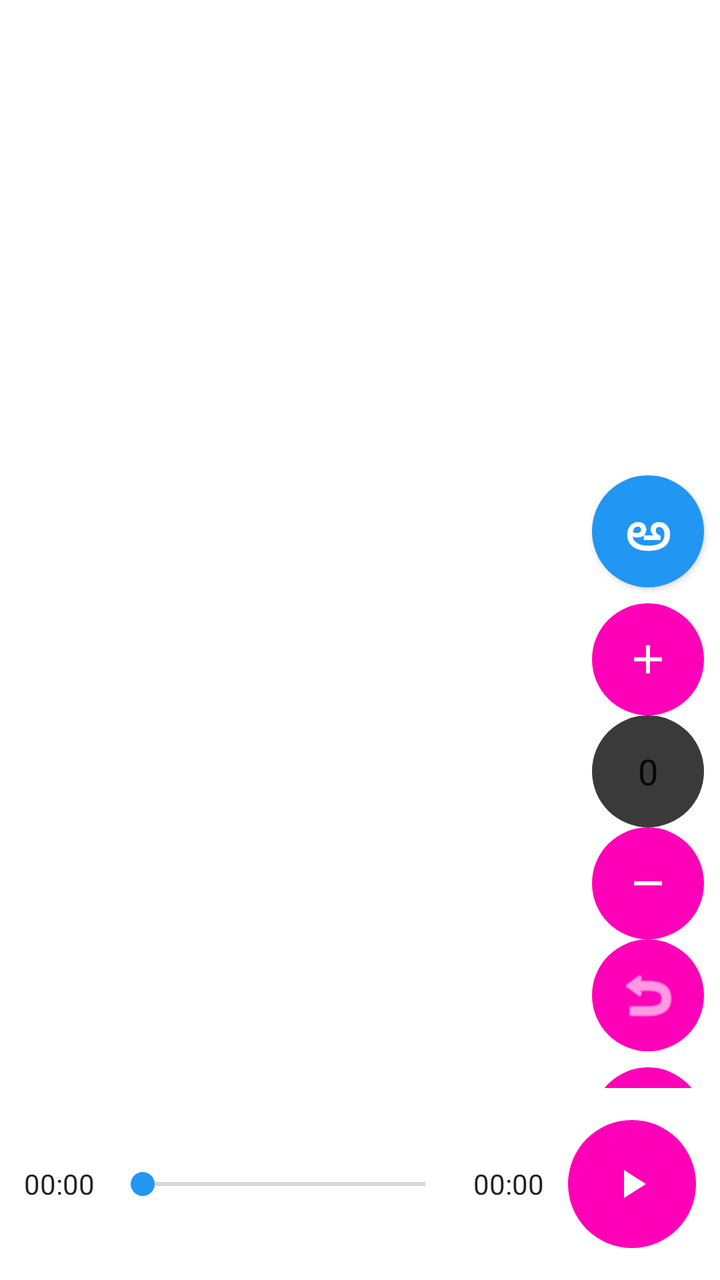
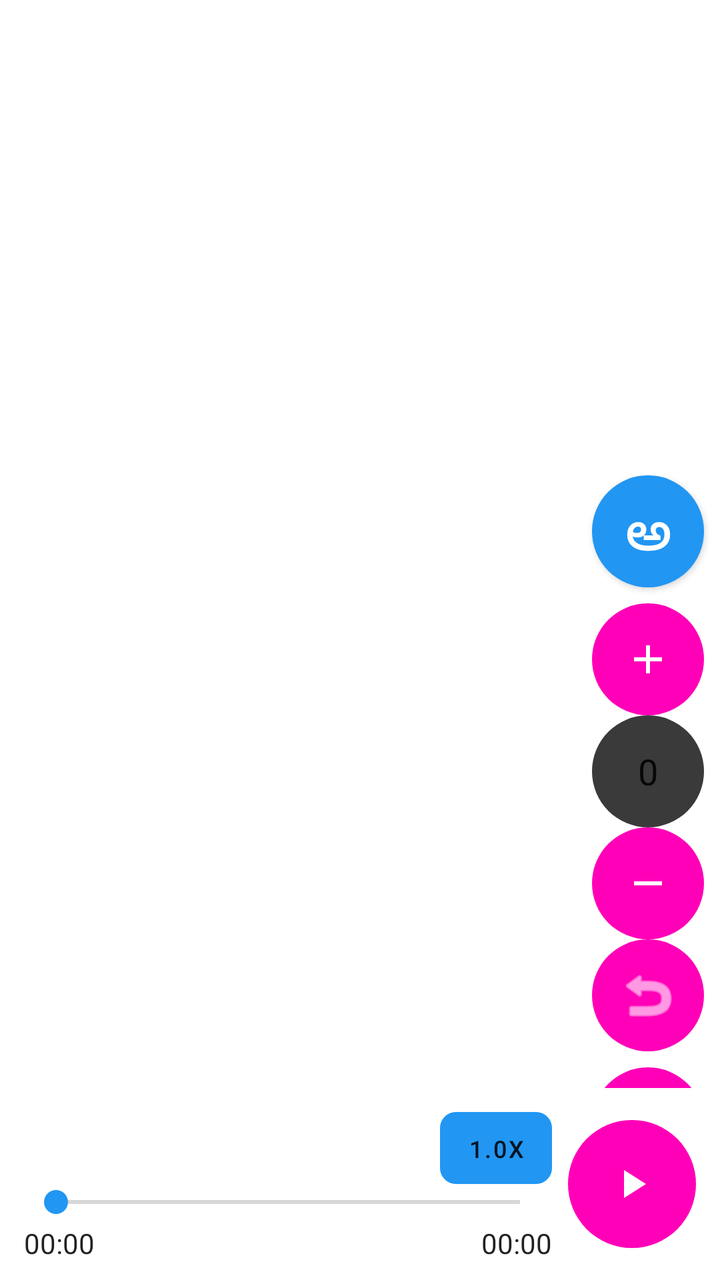

Two renders of the same Android screen: before a commit and after it. Below are the layout's source before the change and the commit's diff.
<!-- AndroidManifest.xml: application theme Theme.divneblessing_v0 -->
<!-- res/layout/fragment_song_player.xml -->
<?xml version="1.0" encoding="utf-8"?>
<FrameLayout xmlns:android="http://schemas.android.com/apk/res/android"
    xmlns:app="http://schemas.android.com/apk/res-auto"
    android:layout_width="match_parent"
    android:layout_height="match_parent"
    android:fitsSystemWindows="true">

    
    <ImageButton
        android:id="@+id/btnBack"
        android:layout_width="36dp"
        android:layout_height="36dp"
        android:layout_gravity="top|start"
        android:layout_margin="12dp"
        android:background="@drawable/bg_circle_btn"
        app:srcCompat="@drawable/ic_back_24"
        app:tint="?android:attr/textColorPrimary"
        android:visibility="gone"
        android:contentDescription="@string/back" />

    
    
    <androidx.recyclerview.widget.RecyclerView
        android:id="@+id/recycler_lyrics"
        android:layout_width="match_parent"
        android:layout_height="match_parent"
        android:clipToPadding="false"
        android:paddingStart="16dp"
        android:paddingTop="8dp"
        android:paddingEnd="72dp"
        android:paddingBottom="96dp" />

    
    <LinearLayout
        android:layout_width="72dp"
        android:layout_height="wrap_content"
        android:layout_marginBottom="-94dp"
        android:layout_gravity="center|end"
        android:gravity="center"
        android:orientation="vertical"
        android:paddingEnd="0dp">

        
        <Button
            android:id="@+id/btnLangToggle"
            android:layout_width="56dp"
            android:layout_height="56dp"
            android:background="@drawable/bg_btn_accent_round"
            android:text="అ"
            android:textColor="?attr/colorOnPrimary"
            android:textSize="28sp"
            android:padding="4dp"
            android:gravity="center"
            android:includeFontPadding="true" />

        <Space
            android:layout_width="0dp"
            android:layout_height="8dp" />

        <ImageButton
            android:id="@+id/btnPlusSmall"
            android:layout_width="56dp"
            android:layout_height="56dp"
            android:background="@drawable/bg_btn_accent_round"
            app:srcCompat="@drawable/ic_plus_24"
            app:tint="?attr/colorOnPrimary" />

        <TextView
            android:id="@+id/txtSmallCount"
            android:layout_width="56dp"
            android:layout_height="56dp"
            android:background="@drawable/bg_circle_btn"
            android:gravity="center"
            android:text="0"
            android:textColor="?android:attr/textColorPrimary"
            android:textSize="18sp" />

        <ImageButton
            android:id="@+id/btnMinusSmall"
            android:layout_width="56dp"
            android:layout_height="56dp"
            android:background="@drawable/bg_btn_accent_round"
            app:srcCompat="@drawable/ic_minus_24"
            app:tint="?attr/colorOnPrimary" />

        <ImageButton
            android:id="@+id/btnResetSmall"
            android:layout_width="56dp"
            android:layout_height="56dp"
            android:background="@drawable/bg_btn_accent_round"
            app:srcCompat="@android:drawable/ic_menu_revert"
            app:tint="?attr/colorOnPrimary" />

        <Space
            android:layout_width="0dp"
            android:layout_height="8dp" />

        <ImageButton
            android:id="@+id/btnLocate"
            android:layout_width="56dp"
            android:layout_height="56dp"
            android:background="@drawable/bg_btn_accent_round"
            app:srcCompat="@drawable/ic_locate_24"
            app:tint="?attr/colorOnPrimary" />
    </LinearLayout>

    

    
    <LinearLayout
        android:id="@+id/bottom_player_bar"
        android:layout_width="match_parent"
        android:layout_height="96dp"
        android:layout_gravity="bottom"
        android:background="?attr/colorSurface"
        android:gravity="center_vertical"
        android:orientation="horizontal"
        android:padding="12dp">

        <TextView
            android:id="@+id/txtElapsed"
            android:layout_width="wrap_content"
            android:layout_height="wrap_content"
            android:layout_marginEnd="8dp"
            android:text="00:00"
            android:textColor="?android:attr/textColorPrimary"
            android:textSize="14sp" />

        <SeekBar
            android:id="@+id/seekbar"
            android:layout_width="0dp"
            android:layout_height="wrap_content"
            android:layout_weight="1"
            android:max="100"
            android:progress="0" />

        <TextView
            android:id="@+id/txtTotal"
            android:layout_width="wrap_content"
            android:layout_height="wrap_content"
            android:layout_marginStart="8dp"
            android:text="00:00"
            android:textColor="?android:attr/textColorPrimary"
            android:textSize="14sp" />

        <Space
            android:layout_width="12dp"
            android:layout_height="0dp" />

        <ImageButton
            android:id="@+id/btnPlayPause"
            android:layout_width="64dp"
            android:layout_height="64dp"
            android:background="@drawable/bg_btn_accent_round"
            app:srcCompat="@drawable/ic_play_24"
            app:tint="?attr/colorOnPrimary" />
    </LinearLayout>

    <TextView
        android:id="@+id/txtNoLyrics"
        android:layout_width="wrap_content"
        android:layout_height="wrap_content"
        android:text="No lyrics available"
        android:textColor="?android:attr/textColorSecondary"
        android:background="@drawable/bg_card_rounded"
        android:padding="8dp"
        android:layout_gravity="center"
        android:visibility="gone"/>

    
    <TextView
        android:id="@+id/txtNoSong"
        android:layout_width="wrap_content"
        android:layout_height="wrap_content"
        android:text="There is no song"
        android:textColor="?android:attr/textColorSecondary"
        android:background="@drawable/bg_card_rounded"
        android:padding="8dp"
        android:layout_gravity="bottom|start"
        android:layout_marginStart="16dp"
        android:layout_marginBottom="96dp"
        android:visibility="gone"/>
</FrameLayout>
<!-- resources referenced by this layout -->
<resources>
  <!-- drawable bg_btn_accent_round (drawable) -->
  <shape xmlns:android="http://schemas.android.com/apk/res/android" android:shape="oval">
      <solid android:color="@color/brandAccent"/>
  </shape>
  <!-- drawable bg_card_rounded (drawable) -->
  <shape xmlns:android="http://schemas.android.com/apk/res/android" android:shape="rectangle">
      <solid android:color="#2A2A2A"/>
      <corners android:radius="16dp"/>
      <stroke android:width="1dp" android:color="#442E2E2E"/>
  </shape>
  <!-- drawable bg_circle_btn (drawable) -->
  <shape xmlns:android="http://schemas.android.com/apk/res/android" android:shape="oval">
      <solid android:color="#3A3A3A"/>
  </shape>
  <!-- drawable ic_back_24 (drawable) -->
  <?xml version="1.0" encoding="utf-8"?>
  <vector xmlns:android="http://schemas.android.com/apk/res/android"
      android:width="24dp"
      android:height="24dp"
      android:viewportWidth="24"
      android:viewportHeight="24">
      <path
          android:fillColor="#FFFFFF"
          android:pathData="M19,11H7.83l5.59-5.59L12,4l-8,8 8,8 1.41-1.41L7.83,13H19v-2z"/>
  </vector>
  <!-- drawable ic_locate_24 (drawable) -->
  <vector xmlns:android="http://schemas.android.com/apk/res/android"
      android:width="24dp" android:height="24dp"
      android:viewportWidth="24" android:viewportHeight="24">
      <path android:fillColor="@android:color/white" android:pathData="M12,8a4,4 0,1 0,0 8a4,4 0,1 0,0 -8zM12,2l-1,4a7,7 0,0 0,-5 5l-4,1l4,1a7,7 0,0 0,5 5l1,4l1,-4a7,7 0,0 0,5 -5l4,-1l-4,-1a7,7 0,0 0,-5 -5l-1,-4z"/>
  </vector>
  <!-- drawable ic_minus_24 (drawable) -->
  <vector xmlns:android="http://schemas.android.com/apk/res/android"
      android:width="24dp" android:height="24dp"
      android:viewportWidth="24" android:viewportHeight="24">
      <path android:fillColor="@android:color/white" android:pathData="M19,13H5v-2h14v2z"/>
  </vector>
  <!-- drawable ic_play_24 (drawable) -->
  <vector xmlns:android="http://schemas.android.com/apk/res/android"
      android:width="24dp" android:height="24dp"
      android:viewportWidth="24" android:viewportHeight="24">
      <path android:fillColor="@android:color/white"
          android:pathData="M8,5v14l11,-7z"/>
  </vector>
  <!-- drawable ic_plus_24 (drawable) -->
  <vector xmlns:android="http://schemas.android.com/apk/res/android"
      android:width="24dp" android:height="24dp"
      android:viewportWidth="24" android:viewportHeight="24">
      <path android:fillColor="@android:color/white" android:pathData="M19,13h-6v6h-2v-6H5v-2h6V5h2v6h6v2z"/>
  </vector>
  <string name="back">Back</string>
  <style name="Theme.divneblessing_v0" parent="Theme.MaterialComponents.DayNight.DarkActionBar">
          
          <item name="colorPrimary">@color/blue</item>
          <item name="colorPrimaryVariant">@color/blue</item>
          <item name="colorOnPrimary">@color/white</item>
          
          <item name="colorSecondary">@color/blue</item>
          <item name="colorSecondaryVariant">@color/blue</item>
          <item name="colorOnSecondary">@color/black</item>
          
          <item name="android:statusBarColor">@android:color/transparent</item>
          <item name="android:windowTranslucentStatus">true</item>
      </style>
  <color name="brandAccent">#FF00B8</color>
  <color name="blue">#2196F3</color>
  <color name="white">#FFFFFFFF</color>
  <color name="black">#FF000000</color>
</resources>

<!-- the commit's change to res/layout/fragment_song_player.xml (unified diff, before → after) -->
@@ -105,8 +105,6 @@
     </LinearLayout>
 
     
-
-    
     <LinearLayout
         android:id="@+id/bottom_player_bar"
         android:layout_width="match_parent"
@@ -117,36 +115,70 @@
         android:orientation="horizontal"
         android:padding="12dp">
 
-        <TextView
-            android:id="@+id/txtElapsed"
-            android:layout_width="wrap_content"
-            android:layout_height="wrap_content"
-            android:layout_marginEnd="8dp"
-            android:text="00:00"
-            android:textColor="?android:attr/textColorPrimary"
-            android:textSize="14sp" />
-
-        <SeekBar
-            android:id="@+id/seekbar"
+        
+        <LinearLayout
             android:layout_width="0dp"
             android:layout_height="wrap_content"
             android:layout_weight="1"
-            android:max="100"
-            android:progress="0" />
-
-        <TextView
-            android:id="@+id/txtTotal"
-            android:layout_width="wrap_content"
-            android:layout_height="wrap_content"
-            android:layout_marginStart="8dp"
-            android:text="00:00"
-            android:textColor="?android:attr/textColorPrimary"
-            android:textSize="14sp" />
+            android:orientation="vertical">
+
+            
+            <Button
+                android:layout_gravity="end"
+                android:id="@+id/btnSpeed"
+                android:layout_width="wrap_content"
+                android:layout_height="36dp"
+                android:background="@drawable/bg_speed_button"
+                android:minWidth="56dp"
+                android:paddingStart="12dp"
+                android:paddingEnd="12dp"
+                android:text="1.0x"
+                android:textColor="?android:attr/textColorPrimary"
+                android:textSize="12sp" />
+
+            <SeekBar
+                android:id="@+id/seekbar"
+                android:layout_width="match_parent"
+                android:layout_height="wrap_content"
+                android:max="100"
+                android:progress="0" />
+
+            
+            <LinearLayout
+                android:layout_width="match_parent"
+                android:layout_height="wrap_content"
+                android:orientation="horizontal"
+                android:layout_marginTop="2dp">
+
+                <TextView
+                    android:id="@+id/txtElapsed"
+                    android:layout_width="wrap_content"
+                    android:layout_height="wrap_content"
+                    android:text="00:00"
+                    android:textColor="?android:attr/textColorPrimary"
+                    android:textSize="14sp" />
+
+                <View
+                    android:layout_width="0dp"
+                    android:layout_height="0dp"
+                    android:layout_weight="1" />
+
+                <TextView
+                    android:id="@+id/txtTotal"
+                    android:layout_width="wrap_content"
+                    android:layout_height="wrap_content"
+                    android:text="00:00"
+                    android:textColor="?android:attr/textColorPrimary"
+                    android:textSize="14sp" />
+            </LinearLayout>
+        </LinearLayout>
 
         <Space
-            android:layout_width="12dp"
+            android:layout_width="8dp"
             android:layout_height="0dp" />
 
+
+        
         <ImageButton
             android:id="@+id/btnPlayPause"
             android:layout_width="64dp"
@@ -155,6 +187,8 @@
             app:srcCompat="@drawable/ic_play_24"
             app:tint="?attr/colorOnPrimary" />
     </LinearLayout>
+
+    
 
     <TextView
         android:id="@+id/txtNoLyrics"
<!-- resource entries referenced after the edit -->
@@ -13,6 +13,13 @@
   <!-- drawable bg_circle_btn (drawable) -->
   <shape xmlns:android="http://schemas.android.com/apk/res/android" android:shape="oval">
       <solid android:color="#3A3A3A"/>
+  </shape>
+  <!-- drawable bg_speed_button (drawable) -->
+  <?xml version="1.0" encoding="utf-8"?>
+  <shape xmlns:android="http://schemas.android.com/apk/res/android"
+      android:shape="rectangle">
+      <solid android:color="?attr/colorSurfaceVariant" />
+      <corners android:radius="8dp" />
   </shape>
   <!-- drawable ic_back_24 (drawable) -->
   <?xml version="1.0" encoding="utf-8"?>
